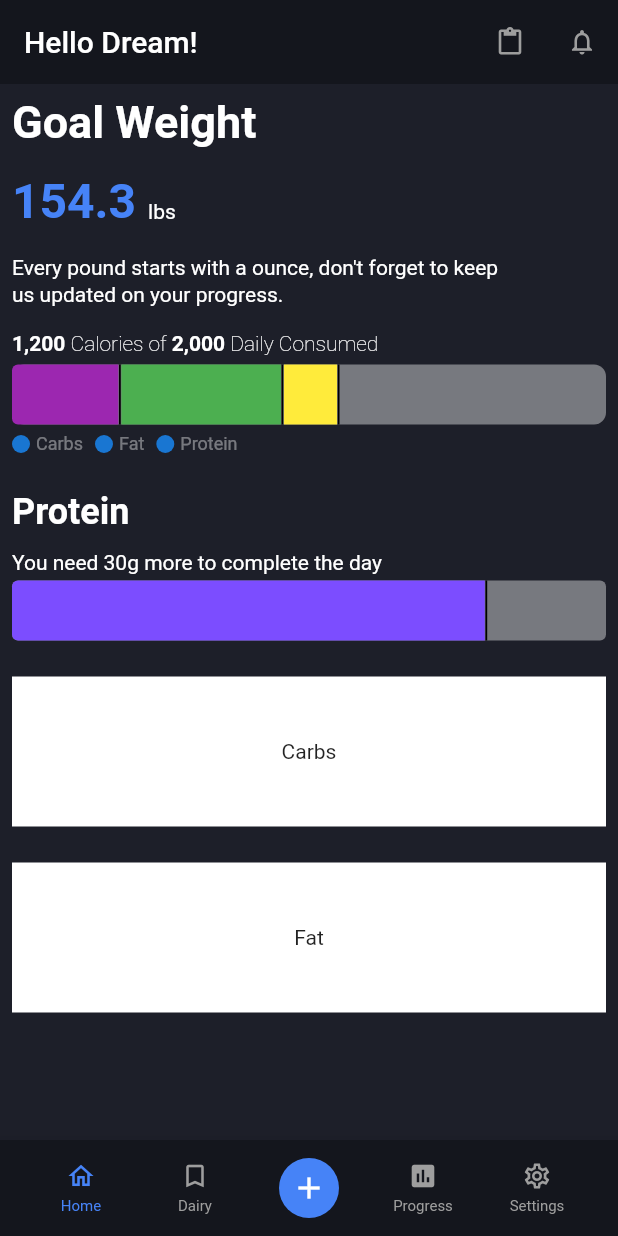
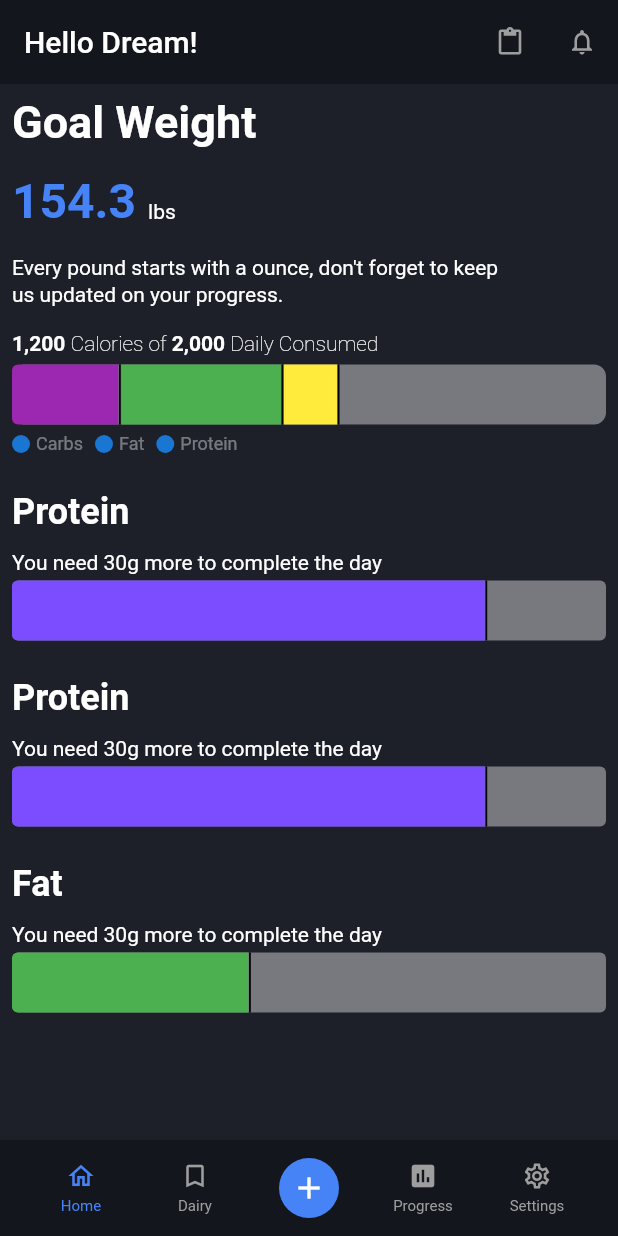
Before and after one commit to JAICHANGPARK/flutter_notebook_18th_story, a Flutter app: the screen it shows after launch, on a phone screen of 412 x 824 dp. Run offline on Flutter 3.47's test engine with Material 2 defaults, Android fonts, the phone set to English and light mode, and no system bars; our stand-ins replace cached_network_image, flutter_lorem, flutter_riverpod, flutter_svg, freezed_annotation, go_router and 3 more.

Commit message:
Update calorie_tracking_home_page.dart

```diff
--- a/lib/ep1076_calorie_tracking_app/src/ui/calorie_tracking_home_page.dart
+++ b/lib/ep1076_calorie_tracking_app/src/ui/calorie_tracking_home_page.dart
@@ -295,9 +295,59 @@ class _CalorieTrackingHomePageState extends State<CalorieTrackingHomePage> {
               ),
               Container(
                 height: 100,
-                color: Colors.white,
-                child: const Center(
-                  child: Text("Carbs"),
+                child: Column(
+                  crossAxisAlignment: CrossAxisAlignment.start,
+                  children: [
+                    Text(
+                      "Protein",
+                      style: TextStyle(
+                        fontWeight: FontWeight.bold,
+                        color: Colors.white,
+                        fontSize: 24,
+                      ),
+                    ),
+                    SizedBox(
+                      height: 12,
+                    ),
+                    Text(
+                      "You need 30g more to complete the day",
+                      style: TextStyle(
+                        color: Colors.white,
+                      ),
+                    ),
+                    SizedBox(
+                      height: 4,
+                    ),
+                    Expanded(
+                      child: Container(
+                        decoration: BoxDecoration(
+                          color: Colors.white.withOpacity(0.4),
+                          borderRadius: BorderRadius.circular(4),
+                        ),
+                        child: Row(
+                          children: [
+                            Flexible(
+                              flex: 8,
+                              child: Container(
+                                decoration: BoxDecoration(
+                                    color: Colors.deepPurpleAccent,
+                                    borderRadius: BorderRadius.only(
+                                      topLeft: Radius.circular(4),
+                                      bottomLeft: Radius.circular(4),
+                                    )),
+                              ),
+                            ),
+                            VerticalDivider(
+                              color: Colors.black,
+                              thickness: 1.2,
+                              width: 2,
+                            ),
+                            Flexible(flex: 2, child: Container()),
+                          ],
+                        ),
+                      ),
+                    ),
+                  ],
                 ),
               ),
               const SizedBox(
@@ -305,11 +355,61 @@ class _CalorieTrackingHomePageState extends State<CalorieTrackingHomePage> {
               ),
               Container(
                 height: 100,
-                color: Colors.white,
-                child: const Center(
-                  child: Text("Fat"),
+                child: Column(
+                  crossAxisAlignment: CrossAxisAlignment.start,
+                  children: [
+                    Text(
+                      "Fat",
+                      style: TextStyle(
+                        fontWeight: FontWeight.bold,
+                        color: Colors.white,
+                        fontSize: 24,
+                      ),
+                    ),
+                    SizedBox(
+                      height: 12,
+                    ),
+                    Text(
+                      "You need 30g more to complete the day",
+                      style: TextStyle(
+                        color: Colors.white,
+                      ),
+                    ),
+                    SizedBox(
+                      height: 4,
+                    ),
+                    Expanded(
+                      child: Container(
+                        decoration: BoxDecoration(
+                          color: Colors.white.withOpacity(0.4),
+                          borderRadius: BorderRadius.circular(4),
+                        ),
+                        child: Row(
+                          children: [
+                            Flexible(
+                              flex: 4,
+                              child: Container(
+                                decoration: BoxDecoration(
+                                    color: Colors.green,
+                                    borderRadius: BorderRadius.only(
+                                      topLeft: Radius.circular(4),
+                                      bottomLeft: Radius.circular(4),
+                                    )),
+                              ),
+                            ),
+                            VerticalDivider(
+                              color: Colors.black,
+                              thickness: 1.2,
+                              width: 2,
+                            ),
+                            Flexible(flex: 6, child: Container()),
+                          ],
+                        ),
+                      ),
+                    ),
+                  ],
                 ),
-              )
+              ),
             ],
           ),
         ),
```
